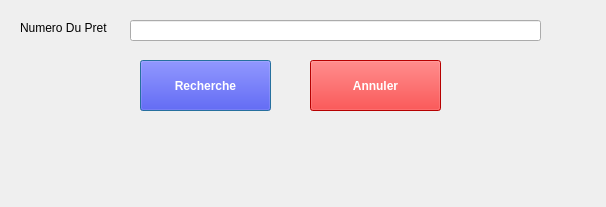
ainafi/gestion-bibliothecaire, file supprimerunpret.ui: the form before one commit.
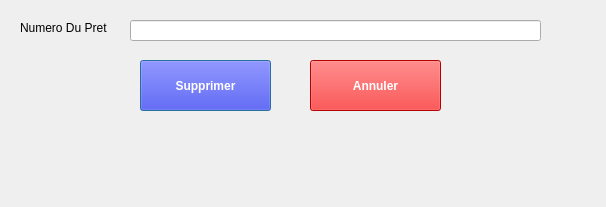
The form after the commit.

What changed in the file:
```diff
--- a/supprimerunpret.ui
+++ b/supprimerunpret.ui
@@ -53,7 +53,7 @@
 }</string>
    </property>
    <property name="text">
-    <string>Recherche</string>
+    <string>Supprimer</string>
    </property>
   </widget>
   <widget class="QPushButton" name="pushButton_2">
```
